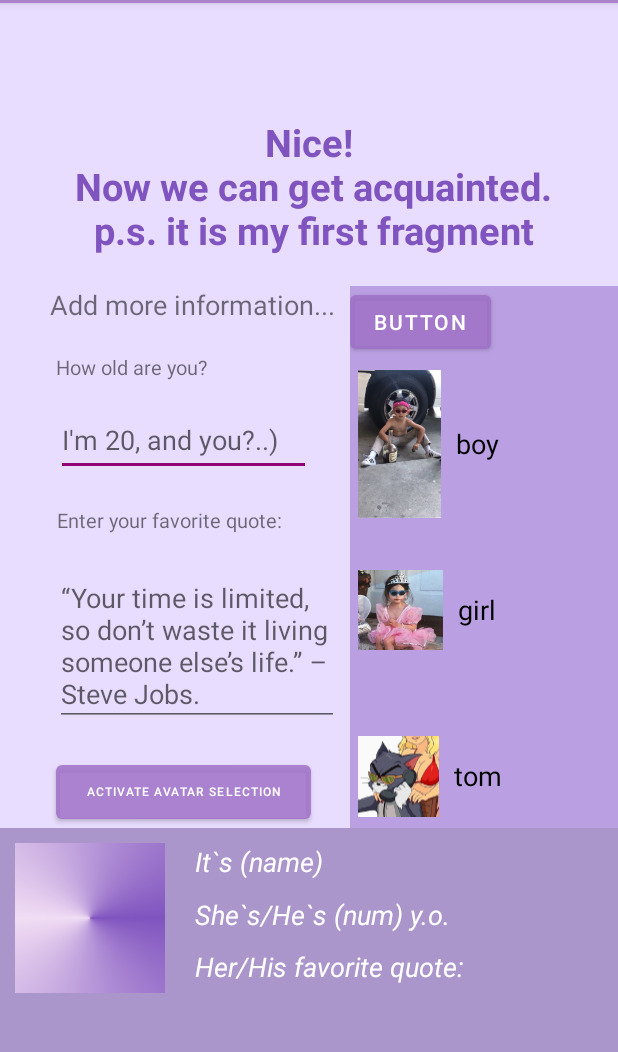
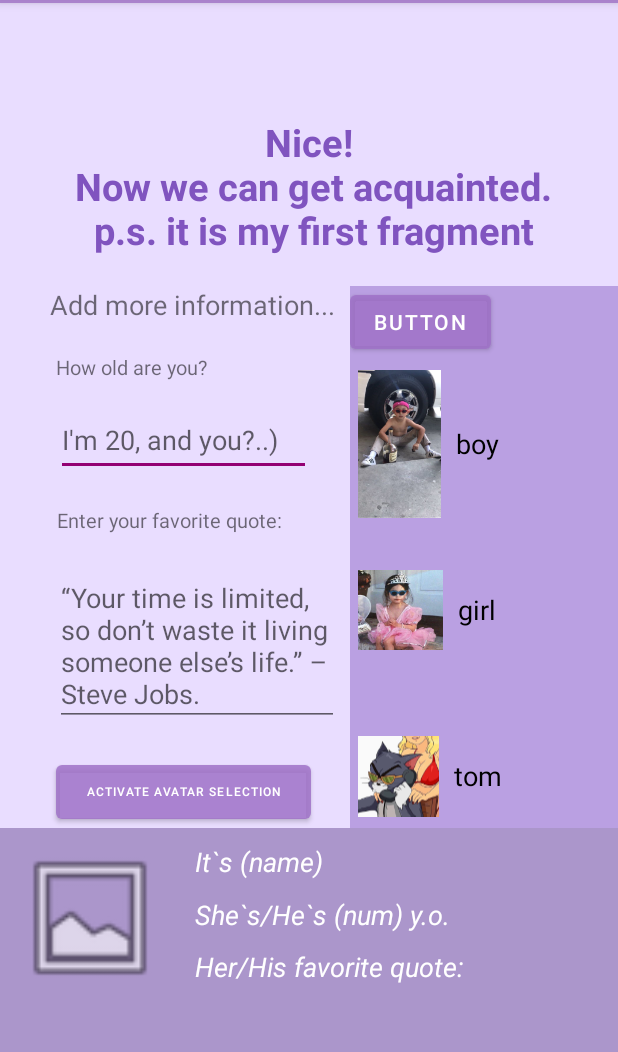
Before and after one commit to NastyuMi/Kotlin-XML, an Android app: the fragment FourthFragment placed in its activity, on a phone screen of 412 x 824 dp, the part 81-1133 px from its top. Run offline under Robolectric (Android 15) with nearby library versions, the phone set to English and light mode, and no system bars; 4 statements that could not run were skipped.

```diff
--- a/app/src/main/res/layout/fragment_fourth.xml
+++ b/app/src/main/res/layout/fragment_fourth.xml
@@ -39,7 +39,7 @@
                 android:layout_width="100dp"
                 android:layout_height="100dp"
                 android:layout_gravity="top"
-                android:src="@drawable/gradient"
+                android:src="@android:drawable/ic_menu_gallery"
                 app:layout_constraintBottom_toBottomOf="parent"
                 app:layout_constraintEnd_toEndOf="parent"
                 app:layout_constraintHorizontal_bias="0.0"
```
